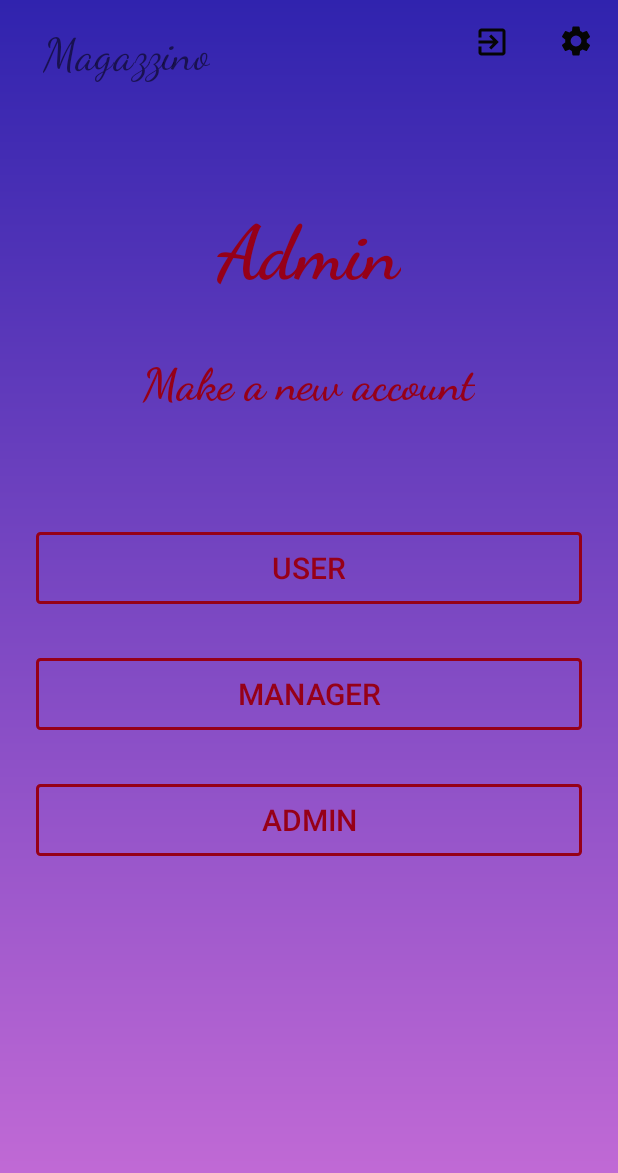
After one commit to stefaniafiriza/Clothes-Ordering-Application, an Android app: the AdminActivity screen opened directly, with no data from a screen before it, on a phone screen of 412 x 824 dp. The commit adds this screen. Shown: the top 1173 px of the screen. Run offline under Robolectric (Android 15) with nearby library versions, the phone set to English and light mode, and no system bars.

Commit message:
Admin activity COA-84

```diff
--- a/app/src/main/AndroidManifest.xml
+++ b/app/src/main/AndroidManifest.xml
@@ -15,6 +15,10 @@
         android:theme="@style/AppTheme"
         android:usesCleartextTraffic="true"
         tools:ignore="GoogleAppIndexingWarning">
+        <activity android:name=".AdminActivity"
+            android:configChanges="orientation"
+            android:label=""
+            android:screenOrientation="portrait" />
         <activity
             android:name=".OrderStatusActivity"
             android:configChanges="orientation"
--- /dev/null
+++ b/app/src/main/java/com/example/clothesorderingapplication/AdminActivity.java
@@ -0,0 +1,69 @@
+package com.example.clothesorderingapplication;
+
+import androidx.appcompat.app.AppCompatActivity;
+
+import android.content.Intent;
+import android.os.Bundle;
+import android.view.Menu;
+import android.view.MenuItem;
+import android.view.View;
+import android.widget.Button;
+import android.widget.Toast;
+
+public class AdminActivity extends AppCompatActivity {
+
+    protected MenuItem menuLogOut,settings;
+    protected Button user, manager,admin;
+
+    @Override
+    protected void onCreate(Bundle savedInstanceState) {
+        super.onCreate(savedInstanceState);
+        setContentView(R.layout.activity_admin);
+
+        user = findViewById(R.id.user);
+        manager = findViewById(R.id.manager);
+        admin = findViewById(R.id.admin);
+
+        user.setOnClickListener(new View.OnClickListener() {
+            @Override
+            public void onClick(View v) {
+                startActivity(new Intent(AdminActivity.this,RegistrationActivity.class));
+            }
+        });
+
+        manager.setOnClickListener(new View.OnClickListener() {
+            @Override
+            public void onClick(View v) {
+                startActivity(new Intent(AdminActivity.this,RegistrationActivity.class));
+            }
+        });
+
+        admin.setOnClickListener(new View.OnClickListener() {
+            @Override
+            public void onClick(View v) {
+                startActivity(new Intent(AdminActivity.this,RegistrationActivity.class));
+            }
+        });
+    }
+
+    @Override
+    public boolean onCreateOptionsMenu(Menu menu) {
+
+        getMenuInflater().inflate(R.menu.admin_menu, menu);
+        menuLogOut = menu.findItem(R.id.log_out);
+        settings = menu.findItem(R.id.settings);
+
+        menuLogOut.setActionView(R.layout.log_out);
+        menuLogOut.getActionView().setOnClickListener(new View.OnClickListener() {
+            @Override
+            public void onClick(View v) {
+                startActivity(new Intent(AdminActivity.this, LoginActivity.class));
+                Toast.makeText(AdminActivity.this, "Successful log out", Toast.LENGTH_SHORT).show();
+            }
+        });
+
+        settings.setActionView(R.layout.settings);
+
+        return super.onCreateOptionsMenu(menu);
+    }
+}
--- a/app/src/main/java/com/example/clothesorderingapplication/LoginActivity.java
+++ b/app/src/main/java/com/example/clothesorderingapplication/LoginActivity.java
@@ -72,10 +72,14 @@ public class LoginActivity extends AppCompatActivity {
                                 User user = User.fromJSONObject(resp);
                                 User.logged_in_user = user;
                                 // go to next activity
-                                if(!user.getManagerCode().equals("")) {
+                                if(!user.getManagerCode().equals("") && !user.getManagerCode().equals("2")) {
                                     startActivity(new Intent(LoginActivity.this, ManagerActivity.class));
                                 }else{
-                                    startActivity(new Intent(LoginActivity.this, HomeActivity.class));
+                                    if(user.getManagerCode().equals("2")){
+                                        startActivity(new Intent(LoginActivity.this,AdminActivity.class));
+                                    }else {
+                                        startActivity(new Intent(LoginActivity.this, HomeActivity.class));
+                                    }
                                 }
 
                             }
--- /dev/null
+++ b/app/src/main/res/drawable/ic_settings_black.xml
@@ -0,0 +1,5 @@
+<vector android:height="24dp" android:tint="#050505"
+    android:viewportHeight="24" android:viewportWidth="24"
+    android:width="24dp" xmlns:android="http://schemas.android.com/apk/res/android">
+    <path android:fillColor="#FF000000" android:pathData="M19.1,12.9a2.8,2.8 0,0 0,0.1 -0.9,2.8 2.8,0 0,0 -0.1,-0.9l2.1,-1.6a0.7,0.7 0,0 0,0.1 -0.6L19.4,5.5a0.7,0.7 0,0 0,-0.6 -0.2l-2.4,1a6.5,6.5 0,0 0,-1.6 -0.9l-0.4,-2.6a0.5,0.5 0,0 0,-0.5 -0.4H10.1a0.5,0.5 0,0 0,-0.5 0.4L9.3,5.4a5.6,5.6 0,0 0,-1.7 0.9l-2.4,-1a0.4,0.4 0,0 0,-0.5 0.2l-2,3.4c-0.1,0.2 0,0.4 0.2,0.6l2,1.6a2.8,2.8 0,0 0,-0.1 0.9,2.8 2.8,0 0,0 0.1,0.9L2.8,14.5a0.7,0.7 0,0 0,-0.1 0.6l1.9,3.4a0.7,0.7 0,0 0,0.6 0.2l2.4,-1a6.5,6.5 0,0 0,1.6 0.9l0.4,2.6a0.5,0.5 0,0 0,0.5 0.4h3.8a0.5,0.5 0,0 0,0.5 -0.4l0.3,-2.6a5.6,5.6 0,0 0,1.7 -0.9l2.4,1a0.4,0.4 0,0 0,0.5 -0.2l2,-3.4c0.1,-0.2 0,-0.4 -0.2,-0.6ZM12,15.6A3.6,3.6 0,1 1,15.6 12,3.6 3.6,0 0,1 12,15.6Z"/>
+</vector>
--- /dev/null
+++ b/app/src/main/res/layout/activity_admin.xml
@@ -0,0 +1,114 @@
+<?xml version="1.0" encoding="utf-8"?>
+<androidx.constraintlayout.widget.ConstraintLayout xmlns:android="http://schemas.android.com/apk/res/android"
+    xmlns:app="http://schemas.android.com/apk/res-auto"
+    xmlns:tools="http://schemas.android.com/tools"
+    android:layout_width="match_parent"
+    android:layout_height="match_parent"
+    android:background="@drawable/bg_login"
+    tools:context=".AdminActivity">
+
+    <TextView
+        android:id="@+id/text"
+        android:layout_width="wrap_content"
+        android:layout_height="wrap_content"
+        android:fontFamily="cursive"
+        android:text="@string/magazzino"
+        android:textSize="30sp"
+        app:layout_constraintBottom_toBottomOf="parent"
+        app:layout_constraintEnd_toEndOf="parent"
+        app:layout_constraintHorizontal_bias="0.096"
+        app:layout_constraintStart_toStartOf="parent"
+        app:layout_constraintTop_toTopOf="parent"
+        app:layout_constraintVertical_bias="0.023" />
+
+    <androidx.constraintlayout.widget.Guideline
+        android:id="@+id/guideline_left"
+        android:layout_width="wrap_content"
+        android:layout_height="wrap_content"
+        android:orientation="vertical"
+        app:layout_constraintGuide_begin="24dp" />
+
+    <androidx.constraintlayout.widget.Guideline
+        android:id="@+id/guideline_right"
+        android:layout_width="wrap_content"
+        android:layout_height="wrap_content"
+        android:orientation="vertical"
+        app:layout_constraintGuide_end="24dp" />
+
+
+    <TextView
+        android:id="@+id/textView"
+        android:layout_width="wrap_content"
+        android:layout_height="wrap_content"
+        android:fontFamily="cursive"
+        android:text="@string/admin"
+        android:textColor="@color/dark"
+        android:textSize="50sp"
+        android:textStyle="bold"
+        app:layout_constraintBottom_toBottomOf="parent"
+        app:layout_constraintEnd_toStartOf="@+id/guideline_right"
+        app:layout_constraintStart_toStartOf="@+id/guideline_left"
+        app:layout_constraintTop_toTopOf="parent"
+        app:layout_constraintVertical_bias="0.18" />
+
+    <TextView
+        android:id="@+id/textView1"
+        android:layout_width="wrap_content"
+        android:layout_height="wrap_content"
+        android:fontFamily="cursive"
+        android:text="@string/make_a_new_account"
+        android:textColor="@color/dark"
+        android:textSize="30sp"
+        android:textStyle="bold"
+        app:layout_constraintBottom_toBottomOf="parent"
+        app:layout_constraintEnd_toStartOf="@+id/guideline_right"
+        app:layout_constraintHorizontal_bias="0.496"
+        app:layout_constraintStart_toStartOf="@+id/guideline_left"
+        app:layout_constraintTop_toBottomOf="@+id/textView"
+        app:layout_constraintVertical_bias="0.065" />
+
+    <Button
+        android:id="@+id/user"
+        android:layout_width="0dp"
+        android:layout_height="wrap_content"
+        android:layout_marginTop="80dp"
+        android:background="@drawable/btn_bg1"
+        android:textAllCaps="false"
+        android:text="@string/go_to_user_page"
+        android:textSize="20sp"
+        android:textColor="@color/dark"
+        app:layout_constraintEnd_toStartOf="@+id/guideline_right"
+        app:layout_constraintStart_toStartOf="@+id/guideline_left"
+        app:layout_constraintTop_toBottomOf="@+id/textView1" />
+
+    <Button
+        android:id="@+id/manager"
+        android:layout_width="0dp"
+        android:layout_height="wrap_content"
+        android:layout_marginTop="36dp"
+        android:background="@drawable/btn_bg1"
+        android:text="@string/go_to_manager_page"
+        android:textAllCaps="false"
+        android:textColor="@color/dark"
+        android:textSize="20sp"
+        app:layout_constraintEnd_toStartOf="@+id/guideline_right"
+        app:layout_constraintStart_toStartOf="@+id/guideline_left"
+        app:layout_constraintTop_toBottomOf="@+id/user" />
+
+    <Button
+        android:id="@+id/admin"
+        android:layout_width="0dp"
+        android:layout_height="wrap_content"
+        android:layout_marginTop="36dp"
+        android:background="@drawable/btn_bg1"
+        android:text="@string/go_to_admin_page"
+        android:textAllCaps="false"
+        android:textColor="@color/dark"
+        android:textSize="20sp"
+        app:layout_constraintEnd_toStartOf="@+id/guideline_right"
+        app:layout_constraintStart_toStartOf="@+id/guideline_left"
+        app:layout_constraintTop_toBottomOf="@+id/manager" />
+
+
+
+</androidx.constraintlayout.widget.ConstraintLayout>
--- /dev/null
+++ b/app/src/main/res/layout/settings.xml
@@ -0,0 +1,15 @@
+<?xml version="1.0" encoding="utf-8"?>
+<LinearLayout xmlns:android="http://schemas.android.com/apk/res/android"
+    android:layout_width="?attr/actionBarSize"
+    android:layout_height="?attr/actionBarSize"
+    android:orientation="vertical">
+
+    <ImageView
+        android:layout_width="@dimen/basket_icon_size"
+        android:layout_height="@dimen/basket_icon_size"
+        android:layout_gravity="center"
+        android:contentDescription="@string/basket"
+        android:layout_marginTop="15dp"
+        android:src="@drawable/ic_settings_black" />
+
+</LinearLayout>
--- /dev/null
+++ b/app/src/main/res/menu/admin_menu.xml
@@ -0,0 +1,19 @@
+<?xml version="1.0" encoding="utf-8"?>
+<menu xmlns:android="http://schemas.android.com/apk/res/android"
+    xmlns:app="http://schemas.android.com/apk/res-auto">
+
+    <item
+        android:id="@+id/log_out"
+        android:actionLayout="@layout/log_out"
+        android:icon="@drawable/ic_exit_to_app_black"
+        android:title="@string/favorite"
+        app:showAsAction="always" />
+
+    <item
+        android:id="@+id/settings"
+        android:actionLayout="@layout/settings"
+        android:icon="@drawable/ic_settings_black"
+        android:title="@string/favorite"
+        app:showAsAction="always" />
+
+</menu>
--- a/app/src/main/res/values/strings.xml
+++ b/app/src/main/res/values/strings.xml
@@ -102,5 +102,10 @@
     <string name="order5">order5</string>
     <string name="order6">order6</string>
     <string name="order2">order2</string>
+    <string name="admin">Admin</string>
+    <string name="go_to_user_page">USER</string>
+    <string name="go_to_manager_page">MANAGER</string>
+    <string name="make_a_new_account">Make a new account</string>
+    <string name="go_to_admin_page">ADMIN</string>
 
 </resources>
```
Also changed, not shown: app/src/main/java/com/example/clothesorderingapplication/api/API.java (+23 -21 lines).
